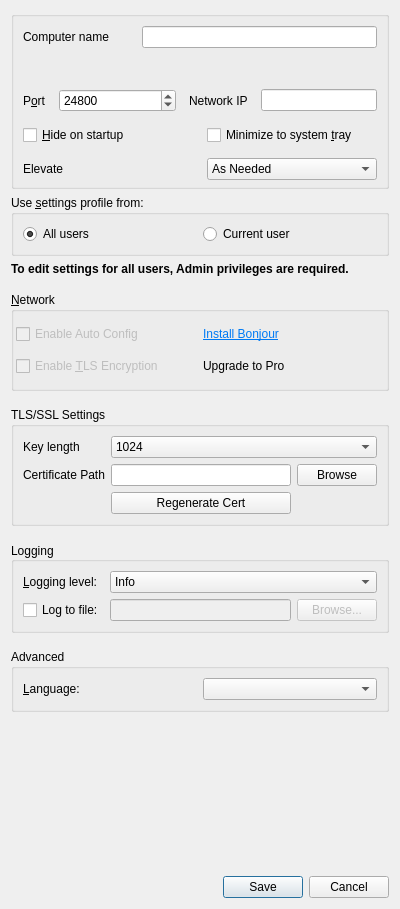
Old version of the form src/gui/src/SettingsDialogBase.ui in the repository deskflow/deskflow.
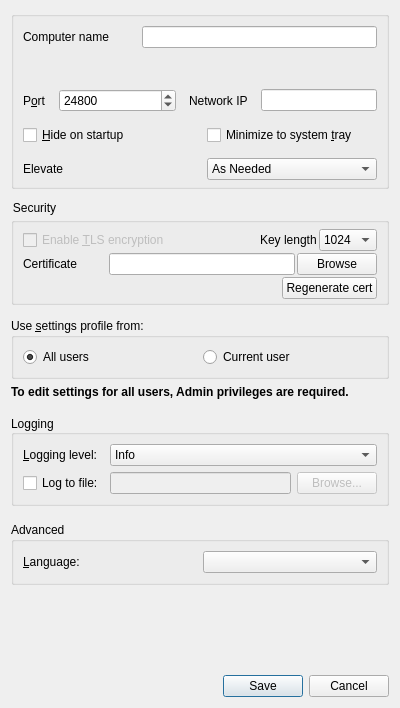
New version of the form.

Commit message: SYNERGY-799 Security section

The edit to the form file:
```diff
--- a/src/gui/src/SettingsDialogBase.ui
+++ b/src/gui/src/SettingsDialogBase.ui
@@ -7,7 +7,7 @@
     <x>0</x>
     <y>0</y>
     <width>400</width>
-    <height>909</height>
+    <height>708</height>
    </rect>
   </property>
   <property name="sizePolicy">
@@ -29,6 +29,352 @@
    <property name="rightMargin">
     <number>11</number>
    </property>
+   <item row="2" column="0">
+    <widget class="QGroupBox" name="m_pGroupNetwork">
+     <property name="enabled">
+      <bool>true</bool>
+     </property>
+     <property name="sizePolicy">
+      <sizepolicy hsizetype="Preferred" vsizetype="Preferred">
+       <horstretch>0</horstretch>
+       <verstretch>0</verstretch>
+      </sizepolicy>
+     </property>
+     <property name="font">
+      <font>
+       <kerning>true</kerning>
+      </font>
+     </property>
+     <property name="styleSheet">
+      <string notr="true">QGroupBox::title {
+   left: 0px;
+   top: -2px;
+}</string>
+     </property>
+     <property name="title">
+      <string>Security</string>
+     </property>
+     <layout class="QVBoxLayout" name="verticalLayout_2">
+      <property name="spacing">
+       <number>2</number>
+      </property>
+      <property name="leftMargin">
+       <number>9</number>
+      </property>
+      <property name="topMargin">
+       <number>6</number>
+      </property>
+      <property name="rightMargin">
+       <number>9</number>
+      </property>
+      <property name="bottomMargin">
+       <number>3</number>
+      </property>
+      <item>
+       <layout class="QHBoxLayout" name="horizontalLayout_5">
+        <property name="topMargin">
+         <number>0</number>
+        </property>
+        <item>
+         <widget class="QCheckBox" name="m_pCheckBoxEnableCrypto">
+          <property name="enabled">
+           <bool>false</bool>
+          </property>
+          <property name="text">
+           <string>Enable &amp;TLS encryption</string>
+          </property>
+         </widget>
+        </item>
+        <item>
+         <spacer name="horizontalSpacer_2">
+          <property name="orientation">
+           <enum>Qt::Horizontal</enum>
+          </property>
+          <property name="sizeHint" stdset="0">
+           <size>
+            <width>40</width>
+            <height>20</height>
+           </size>
+          </property>
+         </spacer>
+        </item>
+        <item>
+         <widget class="QLabel" name="m_pLabel_29">
+          <property name="text">
+           <string>Key length</string>
+          </property>
+         </widget>
+        </item>
+        <item>
+         <widget class="QComboBox" name="m_pComboBoxKeyLength">
+          <property name="currentText">
+           <string>1024</string>
+          </property>
+          <item>
+           <property name="text">
+            <string>1024</string>
+           </property>
+          </item>
+          <item>
+           <property name="text">
+            <string>2048</string>
+           </property>
+          </item>
+          <item>
+           <property name="text">
+            <string>4096</string>
+           </property>
+          </item>
+         </widget>
+        </item>
+       </layout>
+      </item>
+      <item>
+       <layout class="QHBoxLayout" name="horizontalLayout_6">
+        <property name="topMargin">
+         <number>0</number>
+        </property>
+        <item>
+         <widget class="QLabel" name="m_pLabel_30">
+          <property name="text">
+           <string>Certificate</string>
+          </property>
+         </widget>
+        </item>
+        <item>
+         <spacer name="horizontalSpacer_3">
+          <property name="orientation">
+           <enum>Qt::Horizontal</enum>
+          </property>
+          <property name="sizeType">
+           <enum>QSizePolicy::Minimum</enum>
+          </property>
+          <property name="sizeHint" stdset="0">
+           <size>
+            <width>30</width>
+            <height>20</height>
+           </size>
+          </property>
+         </spacer>
+        </item>
+        <item>
+         <widget class="QLineEdit" name="m_pLineEditCertificatePath"/>
+        </item>
+        <item>
+         <widget class="QPushButton" name="m_pPushButtonBrowseCert">
+          <property name="text">
+           <string>Browse</string>
+          </property>
+         </widget>
+        </item>
+       </layout>
+      </item>
+      <item>
+       <layout class="QHBoxLayout" name="horizontalLayout_7">
+        <property name="topMargin">
+         <number>0</number>
+        </property>
+        <item>
+         <spacer name="horizontalSpacer_4">
+          <property name="orientation">
+           <enum>Qt::Horizontal</enum>
+          </property>
+          <property name="sizeHint" stdset="0">
+           <size>
+            <width>40</width>
+            <height>20</height>
+           </size>
+          </property>
+         </spacer>
+        </item>
+        <item>
+         <widget class="QPushButton" name="m_pPushButtonRegenCert">
+          <property name="text">
+           <string>Regenerate cert</string>
+          </property>
+         </widget>
+        </item>
+       </layout>
+      </item>
+     </layout>
+    </widget>
+   </item>
+   <item row="5" column="0">
+    <widget class="QLabel" name="m_labelAdminRightsMessage">
+     <property name="font">
+      <font>
+       <weight>75</weight>
+       <bold>true</bold>
+      </font>
+     </property>
+     <property name="text">
+      <string>To edit settings for all users, Admin privileges are required.</string>
+     </property>
+    </widget>
+   </item>
+   <item row="8" column="0">
+    <widget class="QGroupBox" name="m_pGroupLog">
+     <property name="sizePolicy">
+      <sizepolicy hsizetype="Preferred" vsizetype="Preferred">
+       <horstretch>0</horstretch>
+       <verstretch>0</verstretch>
+      </sizepolicy>
+     </property>
+     <property name="font">
+      <font>
+       <kerning>true</kerning>
+      </font>
+     </property>
+     <property name="title">
+      <string>Logging</string>
+     </property>
+     <property name="alignment">
+      <set>Qt::AlignLeading|Qt::AlignLeft|Qt::AlignVCenter</set>
+     </property>
+     <property name="flat">
+      <bool>false</bool>
+     </property>
+     <layout class="QGridLayout" name="gridLayout_2">
+      <item row="0" column="0">
+       <widget class="QLabel" name="m_pLabel_3">
+        <property name="minimumSize">
+         <size>
+          <width>75</width>
+          <height>0</height>
+         </size>
+        </property>
+        <property name="text">
+         <string>&amp;Logging level:</string>
+        </property>
+        <property name="buddy">
+         <cstring>m_pComboLogLevel</cstring>
+        </property>
+       </widget>
+      </item>
+      <item row="0" column="1" colspan="2">
+       <widget class="QComboBox" name="m_pComboLogLevel">
+        <item>
+         <property name="text">
+          <string>Info</string>
+         </property>
+        </item>
+        <item>
+         <property name="text">
+          <string>Debug</string>
+         </property>
+        </item>
+        <item>
+         <property name="text">
+          <string>Debug1</string>
+         </property>
+        </item>
+        <item>
+         <property name="text">
+          <string>Debug2</string>
+         </property>
+        </item>
+       </widget>
+      </item>
+      <item row="1" column="0">
+       <widget class="QCheckBox" name="m_pCheckBoxLogToFile">
+        <property name="text">
+         <string>Log to file:</string>
+        </property>
+       </widget>
+      </item>
+      <item row="1" column="1">
+       <widget class="QLineEdit" name="m_pLineEditLogFilename">
+        <property name="enabled">
+         <bool>false</bool>
+        </property>
+       </widget>
+      </item>
+      <item row="1" column="2">
+       <widget class="QPushButton" name="m_pButtonBrowseLog">
+        <property name="enabled">
+         <bool>false</bool>
+        </property>
+        <property name="text">
+         <string>Browse...</string>
+        </property>
+       </widget>
+      </item>
+     </layout>
+    </widget>
+   </item>
+   <item row="9" column="0">
+    <spacer name="verticalSpacer_5">
+     <property name="orientation">
+      <enum>Qt::Vertical</enum>
+     </property>
+     <property name="sizeType">
+      <enum>QSizePolicy::Minimum</enum>
+     </property>
+     <property name="sizeHint" stdset="0">
+      <size>
+       <width>20</width>
+       <height>10</height>
+      </size>
+     </property>
+    </spacer>
+   </item>
+   <item row="12" column="0">
+    <widget class="QDialogButtonBox" name="buttonBox">
+     <property name="orientation">
+      <enum>Qt::Horizontal</enum>
+     </property>
+     <property name="standardButtons">
+      <set>QDialogButtonBox::Cancel|QDialogButtonBox::Save</set>
+     </property>
+    </widget>
+   </item>
+   <item row="11" column="0">
+    <spacer name="verticalSpacer">
+     <property name="orientation">
+      <enum>Qt::Vertical</enum>
+     </property>
+     <property name="sizeType">
+      <enum>QSizePolicy::MinimumExpanding</enum>
+     </property>
+     <property name="sizeHint" stdset="0">
+      <size>
+       <width>20</width>
+       <height>10</height>
+      </size>
+     </property>
+    </spacer>
+   </item>
+   <item row="4" column="0">
+    <widget class="QGroupBox" name="m_pGroupScope">
+     <property name="font">
+      <font>
+       <kerning>true</kerning>
+      </font>
+     </property>
+     <property name="title">
+      <string>Use &amp;settings profile from:</string>
+     </property>
+     <layout class="QGridLayout" name="gridLayout_4">
+      <item row="1" column="0">
+       <widget class="QRadioButton" name="m_pRadioSystemScope">
+        <property name="text">
+         <string>All users</string>
+        </property>
+        <property name="checked">
+         <bool>true</bool>
+        </property>
+       </widget>
+      </item>
+      <item row="1" column="1">
+       <widget class="QRadioButton" name="m_pRadioUserScope">
+        <property name="text">
+         <string>Current user</string>
+        </property>
+       </widget>
+      </item>
+     </layout>
+    </widget>
+   </item>
    <item row="10" column="0">
     <widget class="QGroupBox" name="gridGroupBox">
      <property name="font">
@@ -264,375 +610,6 @@
      </layout>
     </widget>
    </item>
-   <item row="8" column="0">
-    <widget class="QGroupBox" name="m_pGroupLog">
-     <property name="sizePolicy">
-      <sizepolicy hsizetype="Preferred" vsizetype="Preferred">
-       <horstretch>0</horstretch>
-       <verstretch>0</verstretch>
-      </sizepolicy>
-     </property>
-     <property name="font">
-      <font>
-       <kerning>true</kerning>
-      </font>
-     </property>
-     <property name="title">
-      <string>Logging</string>
-     </property>
-     <property name="alignment">
-      <set>Qt::AlignLeading|Qt::AlignLeft|Qt::AlignVCenter</set>
-     </property>
-     <property name="flat">
-      <bool>false</bool>
-     </property>
-     <layout class="QGridLayout" name="gridLayout_2">
-      <item row="0" column="0">
-       <widget class="QLabel" name="m_pLabel_3">
-        <property name="minimumSize">
-         <size>
-          <width>75</width>
-          <height>0</height>
-         </size>
-        </property>
-        <property name="text">
-         <string>&amp;Logging level:</string>
-        </property>
-        <property name="buddy">
-         <cstring>m_pComboLogLevel</cstring>
-        </property>
-       </widget>
-      </item>
-      <item row="0" column="1" colspan="2">
-       <widget class="QComboBox" name="m_pComboLogLevel">
-        <item>
-         <property name="text">
-          <string>Info</string>
-         </property>
-        </item>
-        <item>
-         <property name="text">
-          <string>Debug</string>
-         </property>
-        </item>
-        <item>
-         <property name="text">
-          <string>Debug1</string>
-         </property>
-        </item>
-        <item>
-         <property name="text">
-          <string>Debug2</string>
-         </property>
-        </item>
-       </widget>
-      </item>
-      <item row="1" column="0">
-       <widget class="QCheckBox" name="m_pCheckBoxLogToFile">
-        <property name="text">
-         <string>Log to file:</string>
-        </property>
-       </widget>
-      </item>
-      <item row="1" column="1">
-       <widget class="QLineEdit" name="m_pLineEditLogFilename">
-        <property name="enabled">
-         <bool>false</bool>
-        </property>
-       </widget>
-      </item>
-      <item row="1" column="2">
-       <widget class="QPushButton" name="m_pButtonBrowseLog">
-        <property name="enabled">
-         <bool>false</bool>
-        </property>
-        <property name="text">
-         <string>Browse...</string>
-        </property>
-       </widget>
-      </item>
-     </layout>
-    </widget>
-   </item>
-   <item row="2" column="0">
-    <widget class="QLabel" name="m_labelAdminRightsMessage">
-     <property name="font">
-      <font>
-       <weight>75</weight>
-       <bold>true</bold>
-      </font>
-     </property>
-     <property name="text">
-      <string>To edit settings for all users, Admin privileges are required.</string>
-     </property>
-    </widget>
-   </item>
-   <item row="3" column="0">
-    <spacer name="verticalSpacer_2">
-     <property name="orientation">
-      <enum>Qt::Vertical</enum>
-     </property>
-     <property name="sizeType">
-      <enum>QSizePolicy::Minimum</enum>
-     </property>
-     <property name="sizeHint" stdset="0">
-      <size>
-       <width>20</width>
-       <height>10</height>
-      </size>
-     </property>
-    </spacer>
-   </item>
-   <item row="9" column="0">
-    <spacer name="verticalSpacer_5">
-     <property name="orientation">
-      <enum>Qt::Vertical</enum>
-     </property>
-     <property name="sizeType">
-      <enum>QSizePolicy::Minimum</enum>
-     </property>
-     <property name="sizeHint" stdset="0">
-      <size>
-       <width>20</width>
-       <height>10</height>
-      </size>
-     </property>
-    </spacer>
-   </item>
-   <item row="11" column="0">
-    <spacer name="verticalSpacer">
-     <property name="orientation">
-      <enum>Qt::Vertical</enum>
-     </property>
-     <property name="sizeType">
-      <enum>QSizePolicy::MinimumExpanding</enum>
-     </property>
-     <property name="sizeHint" stdset="0">
-      <size>
-       <width>20</width>
-       <height>10</height>
-      </size>
-     </property>
-    </spacer>
-   </item>
-   <item row="4" column="0">
-    <widget class="QGroupBox" name="m_pGroupNetwork">
-     <property name="enabled">
-      <bool>true</bool>
-     </property>
-     <property name="sizePolicy">
-      <sizepolicy hsizetype="Preferred" vsizetype="Preferred">
-       <horstretch>0</horstretch>
-       <verstretch>0</verstretch>
-      </sizepolicy>
-     </property>
-     <property name="font">
-      <font>
-       <kerning>true</kerning>
-      </font>
-     </property>
-     <property name="title">
-      <string>&amp;Network</string>
-     </property>
-     <layout class="QGridLayout" name="gridLayout_6">
-      <property name="leftMargin">
-       <number>2</number>
-      </property>
-      <property name="topMargin">
-       <number>12</number>
-      </property>
-      <property name="rightMargin">
-       <number>2</number>
-      </property>
-      <property name="bottomMargin">
-       <number>12</number>
-      </property>
-      <item row="0" column="0">
-       <layout class="QGridLayout" name="m_pGridLayoutNetwork">
-        <property name="leftMargin">
-         <number>0</number>
-        </property>
-        <property name="verticalSpacing">
-         <number>12</number>
-        </property>
-        <item row="1" column="1">
-         <widget class="QLabel" name="m_pLabelProUpgrade">
-          <property name="text">
-           <string>&lt;html&gt;&lt;head/&gt;&lt;body&gt;&lt;p&gt;&lt;a href=&quot;https://symless.com/account?source=gui&amp;amp;intent=upgrade&quot;&gt;&lt;span style=&quot; text-decoration: underline; color:#007af4;&quot;&gt;Upgrade to Pro&lt;/span&gt;&lt;/a&gt;&lt;/p&gt;&lt;/body&gt;&lt;/html&gt;</string>
-          </property>
-          <property name="textFormat">
-           <enum>Qt::RichText</enum>
-          </property>
-          <property name="openExternalLinks">
-           <bool>true</bool>
-          </property>
-         </widget>
-        </item>
-        <item row="0" column="1">
-         <widget class="QLabel" name="m_pLabelInstallBonjour">
-          <property name="text">
-           <string>&lt;html&gt;&lt;head/&gt;&lt;body&gt;&lt;p&gt;&lt;a href=&quot;#&quot;&gt;&lt;span style=&quot; text-decoration: underline; color:#007af4;&quot;&gt;Install Bonjour&lt;/span&gt;&lt;/a&gt;&lt;/p&gt;&lt;/body&gt;&lt;/html&gt;</string>
-          </property>
-          <property name="textFormat">
-           <enum>Qt::RichText</enum>
-          </property>
-         </widget>
-        </item>
-        <item row="0" column="0">
-         <widget class="QCheckBox" name="m_pCheckBoxAutoConfig">
-          <property name="enabled">
-           <bool>false</bool>
-          </property>
-          <property name="sizePolicy">
-           <sizepolicy hsizetype="Minimum" vsizetype="Preferred">
-            <horstretch>0</horstretch>
-            <verstretch>0</verstretch>
-           </sizepolicy>
-          </property>
-          <property name="text">
-           <string>Enable Auto Config</string>
-          </property>
-         </widget>
-        </item>
-        <item row="1" column="0">
-         <widget class="QCheckBox" name="m_pCheckBoxEnableCrypto">
-          <property name="enabled">
-           <bool>false</bool>
-          </property>
-          <property name="text">
-           <string>Enable &amp;TLS Encryption</string>
-          </property>
-         </widget>
-        </item>
-       </layout>
-      </item>
-     </layout>
-    </widget>
-   </item>
-   <item row="12" column="0">
-    <widget class="QDialogButtonBox" name="buttonBox">
-     <property name="orientation">
-      <enum>Qt::Horizontal</enum>
-     </property>
-     <property name="standardButtons">
-      <set>QDialogButtonBox::Cancel|QDialogButtonBox::Save</set>
-     </property>
-    </widget>
-   </item>
-   <item row="6" column="0">
-    <widget class="QGroupBox" name="m_pGroupBoxTLS">
-     <property name="font">
-      <font>
-       <kerning>true</kerning>
-      </font>
-     </property>
-     <property name="title">
-      <string>TLS/SSL Settings</string>
-     </property>
-     <layout class="QGridLayout" name="gridLayout">
-      <item row="1" column="1">
-       <widget class="QLineEdit" name="m_pLineEditCertificatePath"/>
-      </item>
-      <item row="0" column="0">
-       <widget class="QLabel" name="m_pLabel_29">
-        <property name="text">
-         <string>Key length</string>
-        </property>
-       </widget>
-      </item>
-      <item row="1" column="0">
-       <widget class="QLabel" name="m_pLabel_30">
-        <property name="text">
-         <string>Certificate Path</string>
-        </property>
-       </widget>
-      </item>
-      <item row="1" column="2">
-       <widget class="QPushButton" name="m_pPushButtonBrowseCert">
-        <property name="text">
-         <string>Browse</string>
-        </property>
-       </widget>
-      </item>
-      <item row="0" column="1" colspan="2">
-       <widget class="QComboBox" name="m_pComboBoxKeyLength">
-        <property name="currentText">
-         <string>1024</string>
-        </property>
-        <item>
-         <property name="text">
-          <string>1024</string>
-         </property>
-        </item>
-        <item>
-         <property name="text">
-          <string>2048</string>
-         </property>
-        </item>
-        <item>
-         <property name="text">
-          <string>4096</string>
-         </property>
-        </item>
-       </widget>
-      </item>
-      <item row="2" column="1">
-       <widget class="QPushButton" name="m_pPushButtonRegenCert">
-        <property name="text">
-         <string>Regenerate Cert</string>
-        </property>
-       </widget>
-      </item>
-     </layout>
-    </widget>
-   </item>
-   <item row="5" column="0">
-    <spacer name="verticalSpacer_3">
-     <property name="orientation">
-      <enum>Qt::Vertical</enum>
-     </property>
-     <property name="sizeType">
-      <enum>QSizePolicy::Minimum</enum>
-     </property>
-     <property name="sizeHint" stdset="0">
-      <size>
-       <width>20</width>
-       <height>10</height>
-      </size>
-     </property>
-    </spacer>
-   </item>
-   <item row="1" column="0">
-    <widget class="QGroupBox" name="m_pGroupScope">
-     <property name="font">
-      <font>
-       <kerning>true</kerning>
-      </font>
-     </property>
-     <property name="title">
-      <string>Use &amp;settings profile from:</string>
-     </property>
-     <layout class="QGridLayout" name="gridLayout_4">
-      <item row="1" column="0">
-       <widget class="QRadioButton" name="m_pRadioSystemScope">
-        <property name="text">
-         <string>All users</string>
-        </property>
-        <property name="checked">
-         <bool>true</bool>
-        </property>
-       </widget>
-      </item>
-      <item row="1" column="1">
-       <widget class="QRadioButton" name="m_pRadioUserScope">
-        <property name="text">
-         <string>Current user</string>
-        </property>
-       </widget>
-      </item>
-     </layout>
-    </widget>
-   </item>
    <item row="7" column="0">
     <spacer name="verticalSpacer_4">
      <property name="orientation">
@@ -649,6 +626,70 @@
      </property>
     </spacer>
    </item>
+   <item row="1" column="0">
+    <spacer name="verticalSpacer_2">
+     <property name="orientation">
+      <enum>Qt::Vertical</enum>
+     </property>
+     <property name="sizeType">
+      <enum>QSizePolicy::Minimum</enum>
+     </property>
+     <property name="sizeHint" stdset="0">
+      <size>
+       <width>20</width>
+       <height>8</height>
+      </size>
+     </property>
+    </spacer>
+   </item>
+   <item row="3" column="0">
+    <layout class="QGridLayout" name="m_pGridLayoutNetwork">
+     <property name="leftMargin">
+      <number>0</number>
+     </property>
+     <property name="topMargin">
+      <number>1</number>
+     </property>
+     <property name="horizontalSpacing">
+      <number>0</number>
+     </property>
+     <property name="verticalSpacing">
+      <number>6</number>
+     </property>
+     <item row="0" column="0">
+      <widget class="QCheckBox" name="m_pCheckBoxAutoConfig">
+       <property name="enabled">
+        <bool>false</bool>
+       </property>
+       <property name="sizePolicy">
+        <sizepolicy hsizetype="Ignored" vsizetype="Ignored">
+         <horstretch>0</horstretch>
+         <verstretch>0</verstretch>
+        </sizepolicy>
+       </property>
+       <property name="text">
+        <string>Enable Auto Config</string>
+       </property>
+      </widget>
+     </item>
+     <item row="0" column="1">
+      <widget class="QLabel" name="m_pLabelInstallBonjour">
+       <property name="sizePolicy">
+        <sizepolicy hsizetype="Ignored" vsizetype="Ignored">
+         <horstretch>0</horstretch>
+         <verstretch>0</verstretch>
+        </sizepolicy>
+       </property>
+       <property name="text">
+        <string>&lt;html&gt;&lt;head/&gt;&lt;body&gt;&lt;p&gt;&lt;a href=&quot;#&quot;&gt;&lt;span style=&quot; text-decoration: underline; color:#007af4;&quot;&gt;Install Bonjour&lt;/span&gt;&lt;/a&gt;&lt;/p&gt;&lt;/body&gt;&lt;/html&gt;</string>
+       </property>
+       <property name="textFormat">
+        <enum>Qt::RichText</enum>
+       </property>
+      </widget>
+     </item>
+    </layout>
+   </item>
   </layout>
  </widget>
  <tabstops>
```
Left out of the diff: 24 changed lines with no effect on the pictures. The commit also changes 1 other file.
